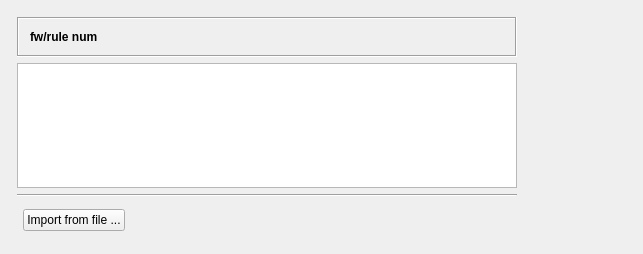
Above: src/gui/commenteditorpanel_q.ui from fwbuilder/fwbuilder before the change. Below: the same form after it.
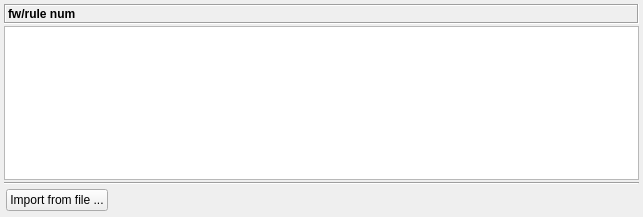
That is the form after the change.

Diff of the .ui file:
```diff
--- a/src/gui/commenteditorpanel_q.ui
+++ b/src/gui/commenteditorpanel_q.ui
@@ -9,37 +9,62 @@
     <x>0</x>
     <y>0</y>
     <width>643</width>
-    <height>254</height>
+    <height>217</height>
    </rect>
   </property>
   <property name="windowTitle" >
    <string>Comment Editor Panel</string>
   </property>
   <layout class="QGridLayout" >
-   <property name="margin" >
-    <number>11</number>
+   <property name="leftMargin" >
+    <number>2</number>
    </property>
-   <property name="spacing" >
-    <number>6</number>
+   <property name="topMargin" >
+    <number>2</number>
+   </property>
+   <property name="rightMargin" >
+    <number>2</number>
+   </property>
+   <property name="bottomMargin" >
+    <number>2</number>
+   </property>
+   <property name="horizontalSpacing" >
+    <number>2</number>
+   </property>
+   <property name="verticalSpacing" >
+    <number>2</number>
    </property>
    <item row="0" column="0" >
     <layout class="QVBoxLayout" >
-     <property name="margin" >
-      <number>6</number>
-     </property>
      <property name="spacing" >
-      <number>6</number>
+      <number>2</number>
+     </property>
+     <property name="leftMargin" >
+      <number>2</number>
+     </property>
+     <property name="topMargin" >
+      <number>2</number>
+     </property>
+     <property name="rightMargin" >
+      <number>2</number>
+     </property>
+     <property name="bottomMargin" >
+      <number>2</number>
      </property>
      <item>
       <widget class="QFrame" name="frame3" >
        <property name="sizePolicy" >
-        <sizepolicy>
-         <hsizetype>5</hsizetype>
-         <vsizetype>0</vsizetype>
+        <sizepolicy vsizetype="Fixed" hsizetype="Preferred" >
          <horstretch>0</horstretch>
          <verstretch>0</verstretch>
         </sizepolicy>
        </property>
+       <property name="minimumSize" >
+        <size>
+         <width>16</width>
+         <height>20</height>
+        </size>
+       </property>
        <property name="frameShape" >
         <enum>QFrame::Box</enum>
        </property>
@@ -47,11 +72,23 @@
         <enum>QFrame::Sunken</enum>
        </property>
        <layout class="QGridLayout" >
-        <property name="margin" >
-         <number>11</number>
+        <property name="leftMargin" >
+         <number>2</number>
         </property>
-        <property name="spacing" >
-         <number>6</number>
+        <property name="topMargin" >
+         <number>2</number>
+        </property>
+        <property name="rightMargin" >
+         <number>2</number>
+        </property>
+        <property name="bottomMargin" >
+         <number>2</number>
+        </property>
+        <property name="horizontalSpacing" >
+         <number>2</number>
+        </property>
+        <property name="verticalSpacing" >
+         <number>2</number>
         </property>
         <item row="0" column="0" >
          <widget class="QLabel" name="editorTitle" >
@@ -85,9 +122,7 @@
      <item>
       <widget class="Line" name="line6" >
        <property name="sizePolicy" >
-        <sizepolicy>
-         <hsizetype>1</hsizetype>
-         <vsizetype>0</vsizetype>
+        <sizepolicy vsizetype="Fixed" hsizetype="Minimum" >
          <horstretch>0</horstretch>
          <verstretch>0</verstretch>
         </sizepolicy>
@@ -105,11 +140,20 @@
      </item>
      <item>
       <layout class="QHBoxLayout" >
-       <property name="margin" >
-        <number>6</number>
-       </property>
        <property name="spacing" >
-        <number>6</number>
+        <number>2</number>
+       </property>
+       <property name="leftMargin" >
+        <number>2</number>
+       </property>
+       <property name="topMargin" >
+        <number>2</number>
+       </property>
+       <property name="rightMargin" >
+        <number>2</number>
+       </property>
+       <property name="bottomMargin" >
+        <number>2</number>
        </property>
        <item>
         <widget class="QPushButton" name="inputFromFileButton" >
@@ -138,22 +182,6 @@
      </item>
     </layout>
    </item>
-   <item row="0" column="1" >
-    <spacer>
-     <property name="orientation" >
-      <enum>Qt::Horizontal</enum>
-     </property>
-     <property name="sizeType" >
-      <enum>QSizePolicy::Expanding</enum>
-     </property>
-     <property name="sizeHint" >
-      <size>
-       <width>40</width>
-       <height>20</height>
-      </size>
-     </property>
-    </spacer>
-   </item>
   </layout>
  </widget>
  <layoutdefault spacing="6" margin="11" />
```
